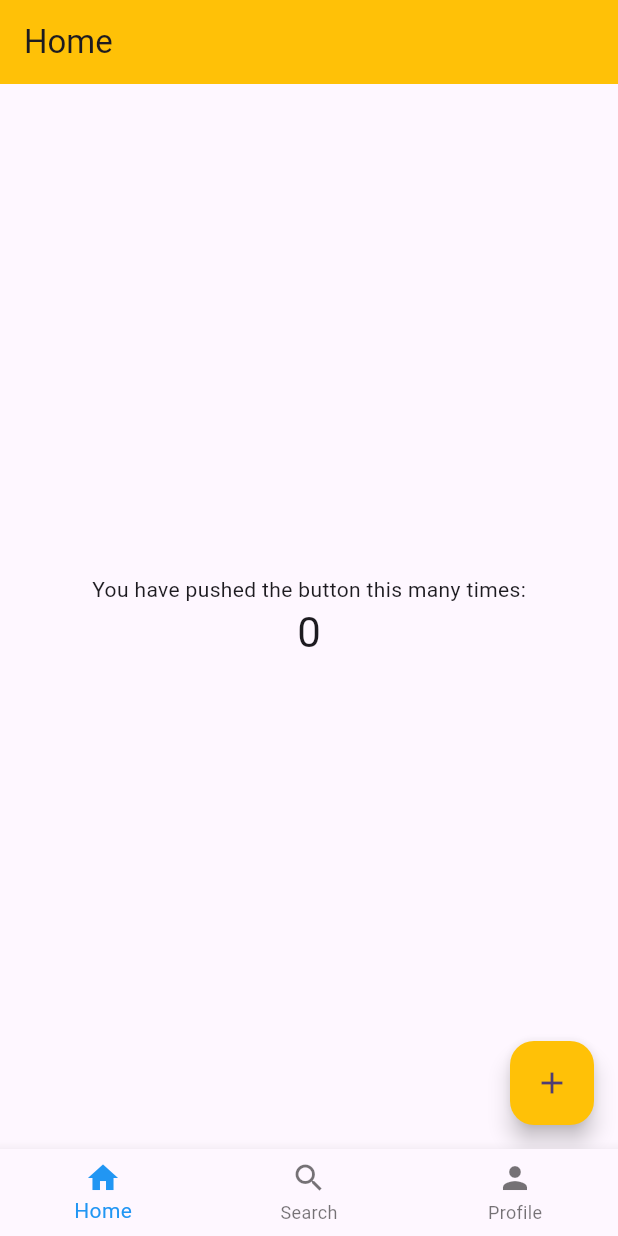
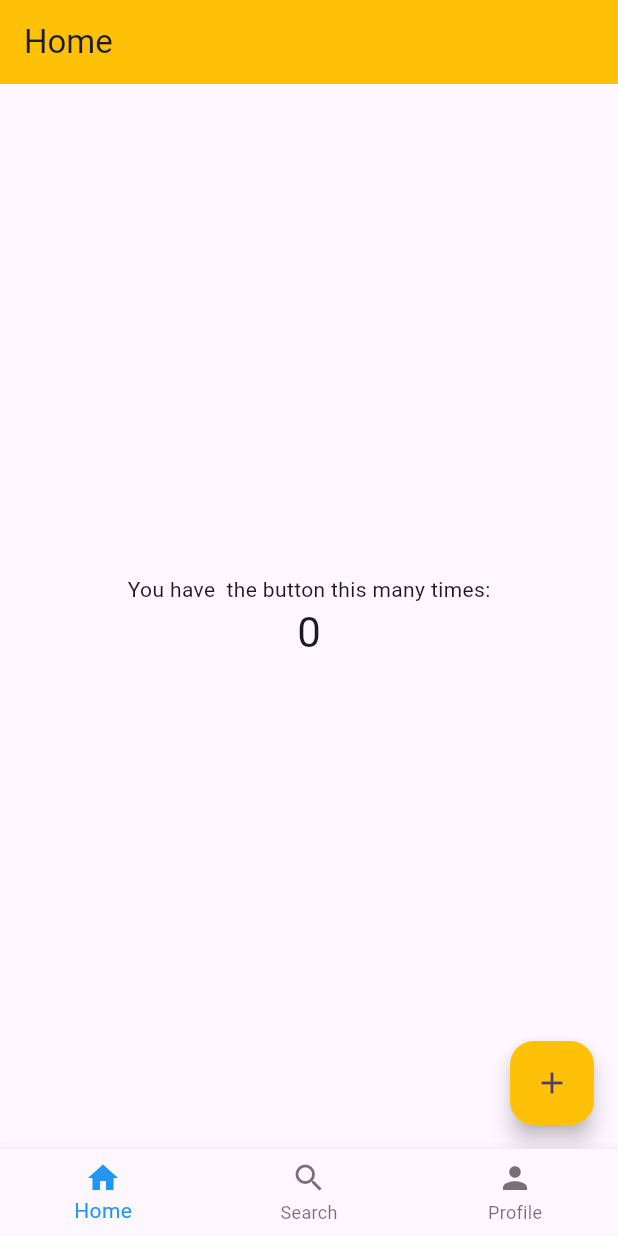
Before and after one commit to MrOmarJnr/fieldmobile, a Flutter app: the screen it shows after launch, on a phone screen of 412 x 824 dp. Run offline on Flutter 3.47's test engine with Material 3 defaults, Android fonts, the phone set to English and light mode, and no system bars.

Commit message:
change11

```diff
--- a/field_project/lib/home.dart
+++ b/field_project/lib/home.dart
@@ -21,8 +21,6 @@ class MyApp extends StatelessWidget {
   }
 }
 
-<<<<<<< HEAD
-=======
 */
 
 class MyHomePage extends StatefulWidget {
@@ -55,7 +53,7 @@ class _MyHomePageState extends State<MyHomePage> {
           mainAxisAlignment: MainAxisAlignment.center,
           children: <Widget>[
             const Text(
-              'You have pushed the button this many times:',
+              'You have  the button this many times:',
             ),
             Text(
               '$_counter',
```
